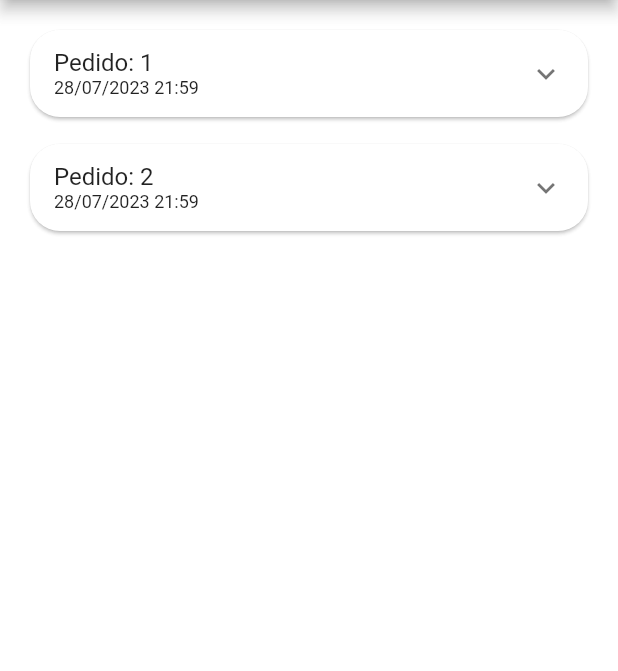
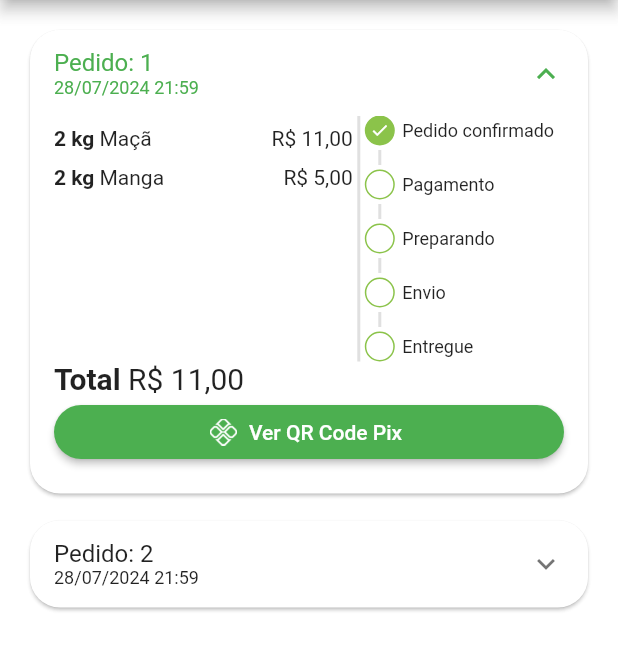
Before and after one commit to DavihFerraz/GreenGrocer, a Flutter app: the OrdersTab screen opened directly, on a phone screen of 412 x 824 dp, the part 84-755 px from its top. Run offline on Flutter 3.47's test engine with Material 2 defaults, Android fonts, the phone set to English and light mode, and no system bars; our stand-ins replace animated_text_kit, badges, mask_text_input_formatter, qr_flutter.

Commit message:
Criando QrCode

```diff
--- a/lib/src/config/app_data.dart
+++ b/lib/src/config/app_data.dart
@@ -95,7 +95,7 @@ UserModel user = UserModel(
 List<OrderModel> orders = [
   OrderModel(
     copyAndPaste: 'q1w2er44t5y6',
-    createdDateTime: DateTime.parse('2023-07-28 21:59:59'),
+    createdDateTime: DateTime.parse('2024-07-28 21:59:59'),
     id: '1',
     items: [
       CartItemModel(
@@ -107,13 +107,13 @@ List<OrderModel> orders = [
         quantity: 2,
       ),
     ],
-    overdueDateTime: DateTime.parse('2023-07-28 23:59:59'),
-    status: 'preparing_purchase',
+    overdueDateTime: DateTime.parse('2024-07-28 23:59:59'),
+    status: 'pending_payment',
     total: 11,
   ),
   OrderModel(
     copyAndPaste: 'q1w2er44t5y6',
-    createdDateTime: DateTime.parse('2023-07-28 21:59:59'),
+    createdDateTime: DateTime.parse('2024-07-28 21:59:59'),
     id: '2',
     items: [
       CartItemModel(
@@ -121,7 +121,7 @@ List<OrderModel> orders = [
         quantity: 1,
       ),
     ],
-    overdueDateTime: DateTime.parse('2023-07-28 23:59:59'),
+    overdueDateTime: DateTime.parse('2024-07-28 23:59:59'),
     status: 'delivered',
     total: 11,
   ),
--- a/lib/src/pages/orders/components/order_tile.dart
+++ b/lib/src/pages/orders/components/order_tile.dart
@@ -2,6 +2,7 @@ import 'package:flutter/material.dart';
 import 'package:green_grocer/src/models/cart_item.dart';
 import 'package:green_grocer/src/models/order_model.dart';
 import 'package:green_grocer/src/pages/orders/components/order_status.dart';
+import 'package:green_grocer/src/pages/widgets/payment_dialog.dart';
 import 'package:green_grocer/src/services/util_services.dart';
 
 class OrderTile extends StatelessWidget {
@@ -40,6 +41,7 @@ class OrderTile extends StatelessWidget {
               ),
             ],
           ),
+          expandedCrossAxisAlignment: CrossAxisAlignment.stretch,
           childrenPadding: const EdgeInsets.fromLTRB(16, 0, 16, 16),
           children: [
             IntrinsicHeight(
@@ -75,7 +77,48 @@ class OrderTile extends StatelessWidget {
                   ),
                 ],
               ),
-            )
+            ),
+            Text.rich(
+              TextSpan(
+                style: const TextStyle(
+                  fontSize: 20,
+                ),
+                children: [
+                  const TextSpan(
+                    text: 'Total ',
+                    style: TextStyle(
+                      fontWeight: FontWeight.bold,
+                    ),
+                  ),
+                  TextSpan(
+                    text: utilServices.priceToCurrency(order.total),
+                  )
+                ],
+              ),
+            ),
+            Visibility(
+              visible: order.status == 'pending_payment',
+              child: ElevatedButton.icon(
+                style: ElevatedButton.styleFrom(
+                  shape: RoundedRectangleBorder(
+                    borderRadius: BorderRadius.circular(20),
+                  ),
+                ),
+                onPressed: (() {
+                  showDialog(
+                    context: context,
+                    builder: (_) {
+                      return PaymentDialog();
+                    },
+                  );
+                }),
+                icon: Image.asset(
+                  'assets/img/pix.png',
+                  height: 18,
+                ),
+                label: const Text('Ver QR Code Pix'),
+              ),
+            ),
           ],
         ),
       ),
--- a/pubspec.yaml
+++ b/pubspec.yaml
@@ -22,6 +22,7 @@ dependencies:
   mask_text_input_formatter: ^2.4.0
   badges: ^3.1.1
   intl: ^0.18.1
+  qr_flutter: ^4.0.0
 
 dev_dependencies:
   flutter_test:
```
Also changed, not shown: lib/src/pages/widgets/payment_dialog.dart (added, +37 -0 lines), assets/img/pix.png (added), pubspec.lock.
